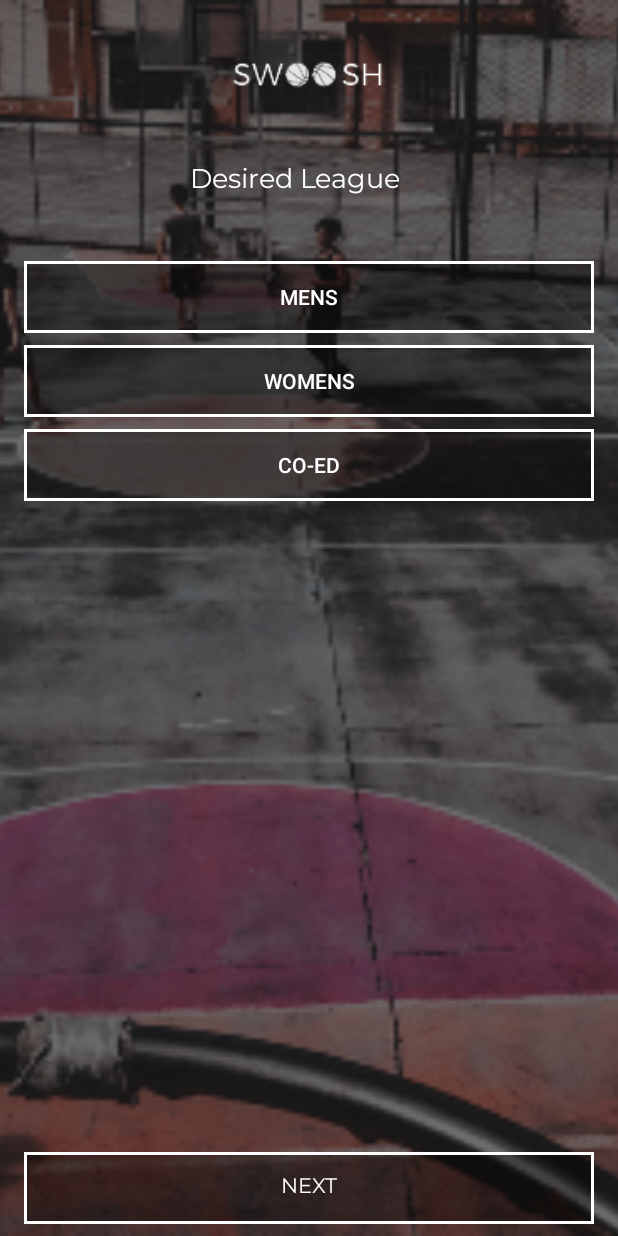
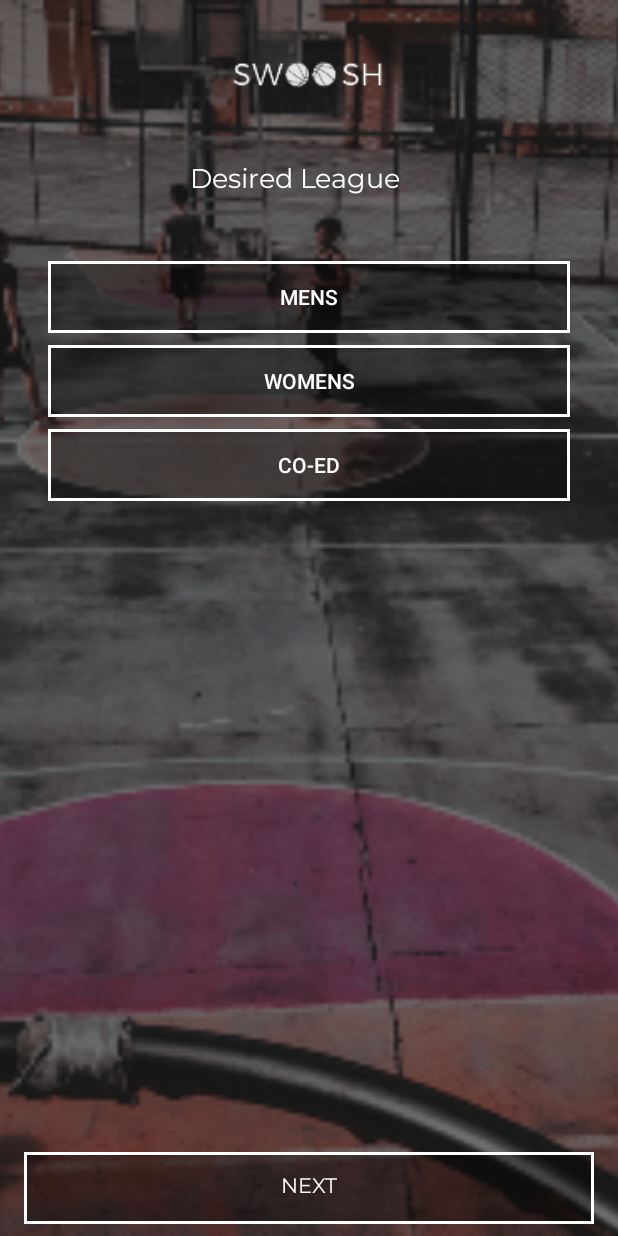
Before and after one commit to thejackest/Swoosh, an Android app: the LeagueActivity screen opened directly, with no data from a screen before it, on a phone screen of 412 x 824 dp. Run offline under Robolectric (Android 15) with nearby library versions, the phone set to English and light mode, and no system bars.

```diff
--- a/app/src/main/AndroidManifest.xml
+++ b/app/src/main/AndroidManifest.xml
@@ -6,7 +6,6 @@
         android:allowBackup="true"
         android:icon="@mipmap/ic_launcher"
         android:label="@string/app_name"
-        android:roundIcon="@mipmap/ic_launcher_round"
         android:supportsRtl="true"
         android:theme="@style/AppTheme">
         <activity android:name=".Controller.FinishActivity"></activity>
--- a/app/src/main/java/com/jackest/swoosh/Model/Player.kt
+++ b/app/src/main/java/com/jackest/swoosh/Model/Player.kt
@@ -3,7 +3,7 @@ package com.jackest.swoosh.Model
 import android.os.Parcel
 import android.os.Parcelable
 
-class Player(var league: String?, var skill: String?):Parcelable {
+class Player (var league: String?, var skill: String?):Parcelable {
     constructor(parcel: Parcel) : this(
         parcel.readString(),
         parcel.readString()
--- a/app/src/main/res/layout/activity_league.xml
+++ b/app/src/main/res/layout/activity_league.xml
@@ -64,7 +64,9 @@
             android:id="@+id/mensLeagueBtn"
             android:layout_width="match_parent"
             android:layout_height="wrap_content"
+            android:layout_marginLeft="16dp"
             android:layout_marginTop="8dp"
+            android:layout_marginRight="16dp"
             android:background="@drawable/swoosh_toggle"
             android:onClick="mensClicked"
             android:text="@string/mens"
@@ -76,7 +78,9 @@
             android:id="@+id/womensLeagueBtn"
             android:layout_width="match_parent"
             android:layout_height="wrap_content"
+            android:layout_marginLeft="16dp"
             android:layout_marginTop="8dp"
+            android:layout_marginRight="16dp"
             android:background="@drawable/swoosh_toggle"
             android:onClick="womensClicked"
             android:text="@string/togglebutton"
@@ -88,7 +92,9 @@
             android:id="@+id/coedLeagueBtn"
             android:layout_width="match_parent"
             android:layout_height="wrap_content"
+            android:layout_marginLeft="16dp"
             android:layout_marginTop="8dp"
+            android:layout_marginRight="16dp"
             android:background="@drawable/swoosh_toggle"
             android:onClick="coedClicked"
             android:text="@string/togglebutton"
```
Also changed, not shown: app/src/main/java/com/jackest/swoosh/Controller/LeagueActivity.kt (+16 -2 lines), app/src/main/java/com/jackest/swoosh/Controller/SkillActivity.kt (+14 -0 lines), app/src/main/res/mipmap-hdpi/ic_launcher.png, app/src/main/res/mipmap-mdpi/ic_launcher.png, app/src/main/res/mipmap-xhdpi/ic_launcher.png, app/src/main/res/mipmap-xxhdpi/ic_launcher.png, app/src/main/res/mipmap-xxxhdpi/ic_launcher.png.
